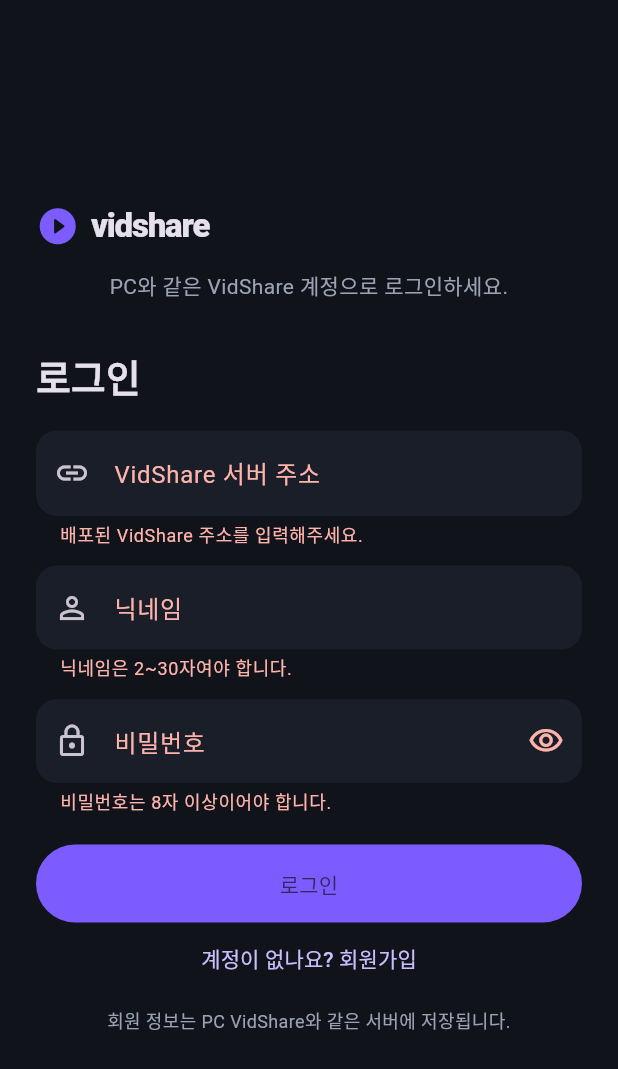
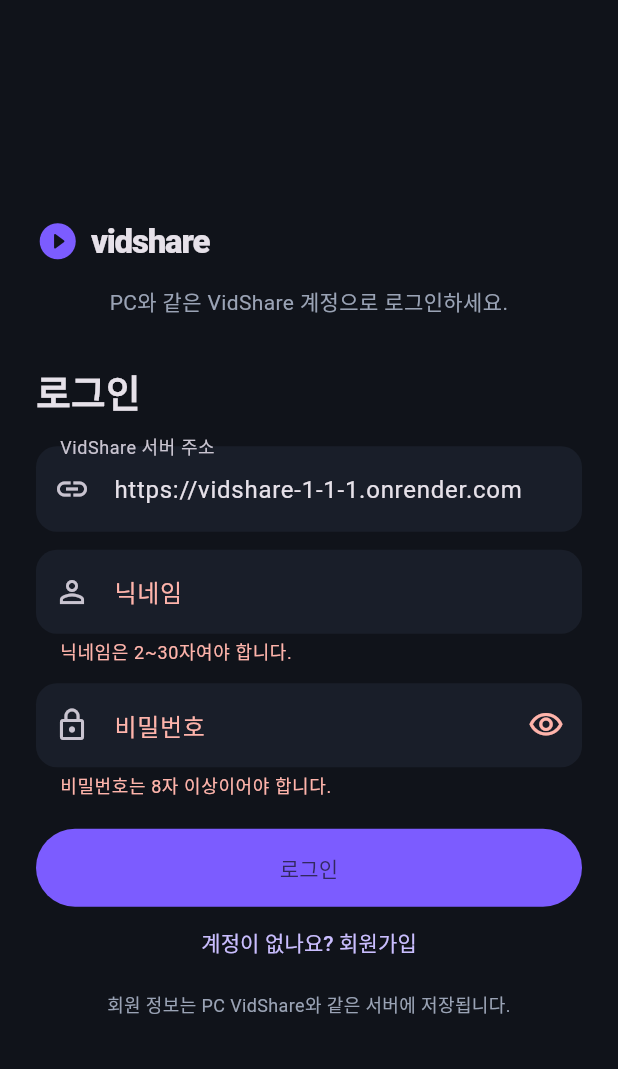
Before and after one commit to yye0nw00k-bit/vidshare, a Flutter app: the screen it shows after launch, after a tap on "로그인", on a phone screen of 412 x 824 dp. Shown: the top 1069 px of the screen. Run offline on Flutter 3.47's test engine with Material 3 defaults, Android fonts, the phone set to English and light mode, and no system bars; our stand-ins replace flutter_secure_storage, video_player.

Commit message:
Set the existing VidShare Render API as the mobile default

```diff
--- a/mobile/lib/api_client.dart
+++ b/mobile/lib/api_client.dart
@@ -20,7 +20,7 @@ class VidShareApi {
   static const _tokenKey = 'vidshare_api_token';
   static const _configuredUrl = String.fromEnvironment(
     'VIDSHARE_API_URL',
-    defaultValue: '',
+    defaultValue: 'https://vidshare-1-1-1.onrender.com',
   );
 
   String _baseUrl = '';
@@ -79,7 +79,7 @@ class VidShareApi {
     }
     if (response.statusCode < 200 || response.statusCode >= 300) {
       final message = payload['error']?.toString() ??
-          '서버 요청에 실패했습니다. (\${response.statusCode})';
+          '서버 요청에 실패했습니다. (' + response.statusCode.toString() + ')';
       throw ApiException(message, statusCode: response.statusCode);
     }
     return payload;
```
